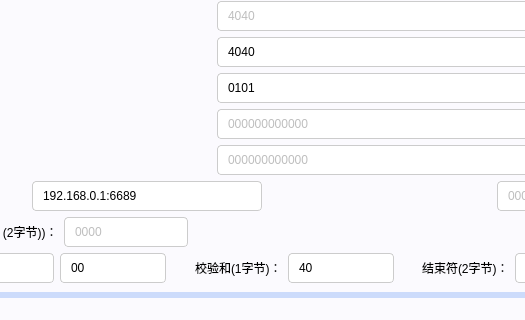
Before: the Qt Designer form src/RemoteFireProtectionModule/FireAlarmDevice.ui in sumyunq/QT_OpenProject, drawn with Qt 5; both pictures show x 211 to 736 and y 116 to 436 of the 850 by 1200 pixel window.
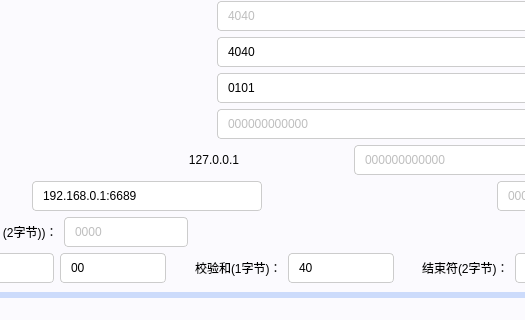
After: the same form once the commit is applied. Icons and pictures are not drawn.

The edit to the form file:
```diff
--- a/src/RemoteFireProtectionModule/FireAlarmDevice.ui
+++ b/src/RemoteFireProtectionModule/FireAlarmDevice.ui
@@ -10,6 +10,12 @@
     <height>1200</height>
    </rect>
   </property>
+  <property name="sizePolicy">
+   <sizepolicy hsizetype="Expanding" vsizetype="Expanding">
+    <horstretch>0</horstretch>
+    <verstretch>0</verstretch>
+   </sizepolicy>
+  </property>
   <property name="windowTitle">
    <string>Form</string>
   </property>
@@ -384,6 +390,16 @@
              </property>
             </widget>
            </item>
+           <item>
+            <widget class="QLabel" name="label_sourceAddress">
+             <property name="text">
+              <string>127.0.0.1</string>
+             </property>
+             <property name="alignment">
+              <set>Qt::AlignmentFlag::AlignCenter</set>
+             </property>
+            </widget>
+           </item>
            <item>
             <widget class="QLineEdit" name="lineEdit_sourceAddress">
              <property name="enabled">
```
Left out of the diff: 2 changed lines with no effect on the pictures.
